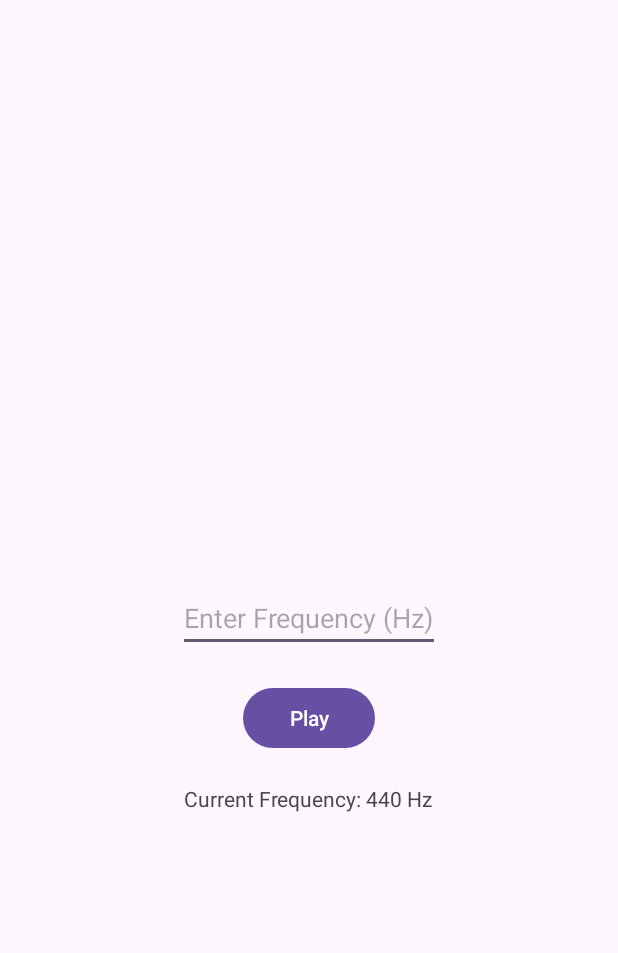
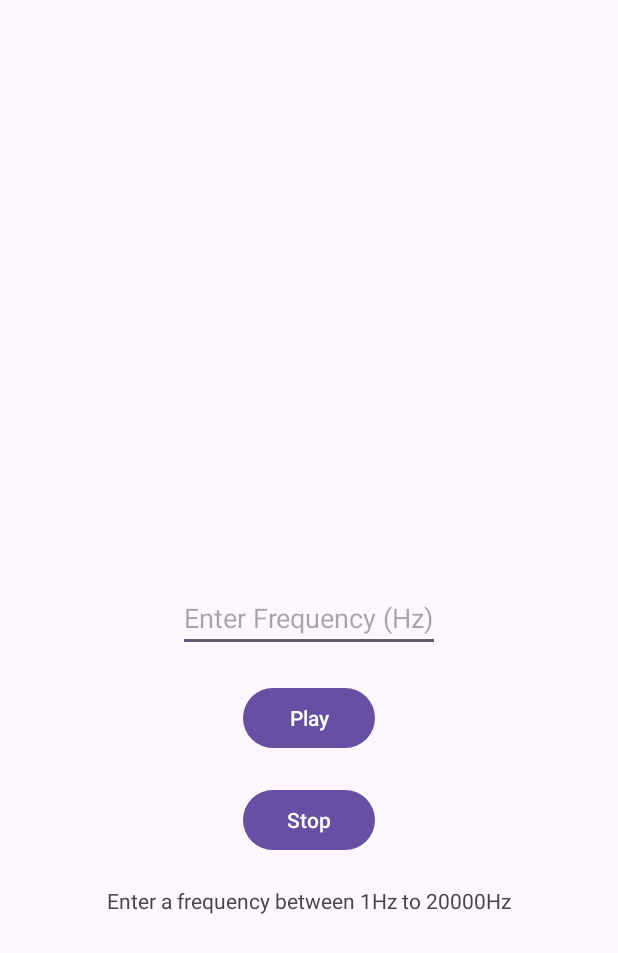
Before and after one commit to CheapPizza/FreqGenAndroid, an Android app: the screen it shows after launch (MainActivity), on a phone screen of 412 x 824 dp. Shown: the top 953 px of the screen. Run offline under Robolectric (Android 15) with nearby library versions, the phone set to English and light mode, and no system bars.

Commit message:
no longer play sound on startup

```diff
--- a/app/src/main/java/com/example/frequencygenerator/MainActivity.kt
+++ b/app/src/main/java/com/example/frequencygenerator/MainActivity.kt
@@ -16,6 +16,7 @@ class MainActivity : AppCompatActivity() {
     private lateinit var frequencyEditText: EditText
     private lateinit var frequencyTextView: TextView
     private lateinit var playButton: Button
+    private lateinit var stopButton: Button
     private var audioTrack: AudioTrack? = null
     private var isPlaying = false
     private val TAG = "FrequencyGenerator"
@@ -27,6 +28,7 @@ class MainActivity : AppCompatActivity() {
         frequencyEditText = findViewById(R.id.frequencyEditText)
         frequencyTextView = findViewById(R.id.frequencyTextView)
         playButton = findViewById(R.id.playButton)
+        stopButton = findViewById(R.id.stopButton)
 
         playButton.setOnClickListener {
             val frequency = frequencyEditText.text.toString().toIntOrNull()
@@ -40,8 +42,11 @@ class MainActivity : AppCompatActivity() {
             }
         }
 
-        // Start playing the initial frequency
-        playFrequency(440) // Default to 440 Hz
+        stopButton.setOnClickListener {
+            stopFrequency()
+            frequencyTextView.text = "Stopped"
+        }
+        frequencyTextView.text = "Enter a frequency between 1Hz to 20000Hz"
     }
 
     private fun playFrequency(frequency: Int) {
@@ -85,9 +90,16 @@ class MainActivity : AppCompatActivity() {
         isPlaying = true
     }
 
+    private fun stopFrequency() {
+        if (isPlaying) {
+            audioTrack?.stop()
+            audioTrack?.release()
+            isPlaying = false
+        }
+    }
+
     override fun onDestroy() {
         super.onDestroy()
-        audioTrack?.stop()
-        audioTrack?.release()
+        stopFrequency()
     }
 }
--- a/app/src/main/res/layout/activity_main.xml
+++ b/app/src/main/res/layout/activity_main.xml
@@ -23,12 +23,21 @@
         android:layout_centerHorizontal="true"
         android:layout_marginTop="20dp"/>
 
+    <Button
+        android:id="@+id/stopButton"
+        android:layout_width="wrap_content"
+        android:layout_height="wrap_content"
+        android:text="Stop"
+        android:layout_below="@id/playButton"
+        android:layout_centerHorizontal="true"
+        android:layout_marginTop="20dp"/>
+
     <TextView
         android:id="@+id/frequencyTextView"
         android:layout_width="wrap_content"
         android:layout_height="wrap_content"
         android:text="Current Frequency: 440 Hz"
-        android:layout_below="@id/playButton"
+        android:layout_below="@id/stopButton"
         android:layout_centerHorizontal="true"
         android:layout_marginTop="20dp"/>
 </RelativeLayout>
```
